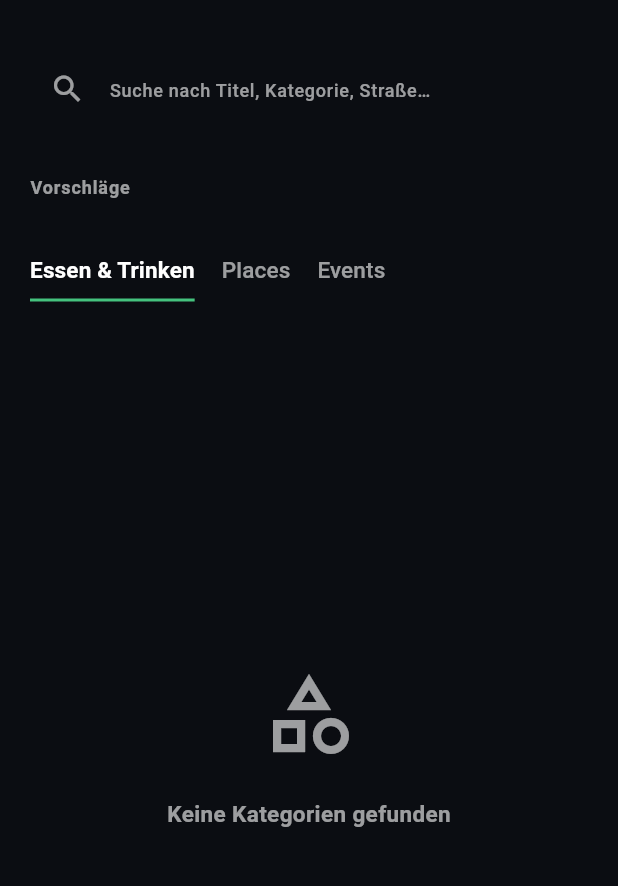
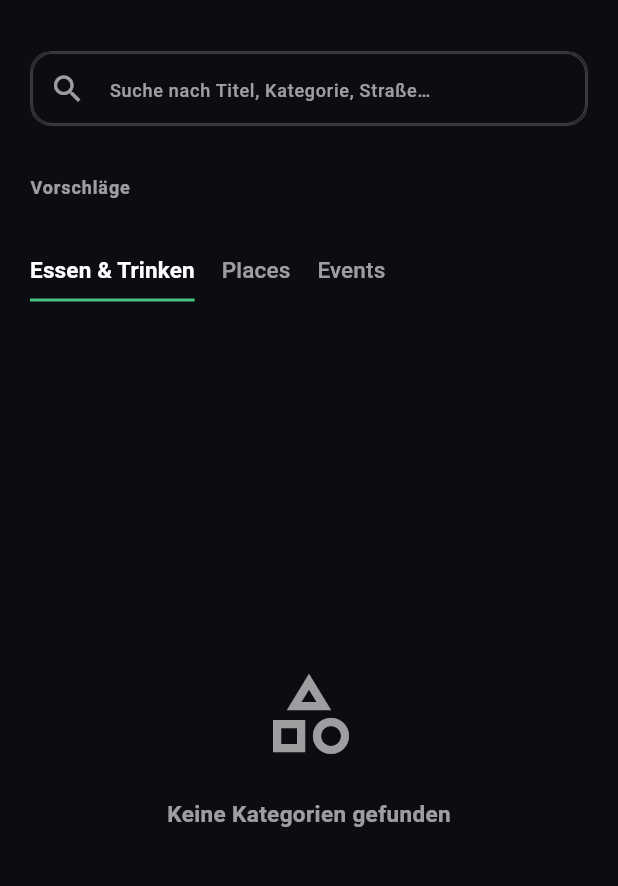
Before and after one commit to masdjedibelal-dotcom/loclspot, a Flutter app: the SearchEntryScreen screen opened directly with empty values, on a phone screen of 412 x 824 dp, the part 63-949 px from its top. Run offline on Flutter 3.47's test engine with Material 3 defaults, Android fonts, the phone set to English and light mode, and no system bars; our stand-ins replace cross_file, font_awesome_flutter, geolocator, google_generative_ai, google_maps_flutter, image_picker and 4 more; accounts and stored records are empty.

Commit message:
Add files via upload

```diff
--- a/lib/screens/search_entry_screen.dart
+++ b/lib/screens/search_entry_screen.dart
@@ -308,8 +308,9 @@ class _SearchEntryScreenState extends State<SearchEntryScreen>
                         controller: _controller,
                         hintText:
                             'Suche nach Titel, Kategorie, Straße…',
-                        borderColor: MingaTheme.borderStrong,
-                        focusedBorderColor: MingaTheme.borderStrong,
+                        borderColor: MingaTheme.textPrimary.withOpacity(0.18),
+                        focusedBorderColor:
+                            MingaTheme.textPrimary.withOpacity(0.18),
                         focusNode: _searchFocusNode,
                         textInputAction: TextInputAction.search,
                         prefixIcon: Icon(
@@ -423,7 +424,7 @@ class _SearchEntryScreenState extends State<SearchEntryScreen>
               SliverPersistentHeader(
                 pinned: true,
                 delegate: _SearchStickyHeaderDelegate(
-                  height: 140,
+                  height: 170,
                   child: Padding(
                     padding: const EdgeInsets.fromLTRB(20, 0, 20, 12),
                     child: Column(
@@ -432,8 +433,9 @@ class _SearchEntryScreenState extends State<SearchEntryScreen>
                           controller: _controller,
                           hintText:
                               'Suche nach Titel, Kategorie, Straße…',
-                          borderColor: MingaTheme.borderStrong,
-                          focusedBorderColor: MingaTheme.borderStrong,
+                          borderColor: MingaTheme.textPrimary.withOpacity(0.18),
+                          focusedBorderColor:
+                              MingaTheme.textPrimary.withOpacity(0.18),
                           focusNode: _searchFocusNode,
                           textInputAction: TextInputAction.search,
                           prefixIcon: Icon(
@@ -474,6 +476,7 @@ class _SearchEntryScreenState extends State<SearchEntryScreen>
                             child: _buildFilterRow(),
                           ),
                         ),
+                        const SizedBox(height: 8),
                       ],
                     ),
                   ),
@@ -564,7 +567,7 @@ class _SearchEntryScreenState extends State<SearchEntryScreen>
       }
       return ListView.separated(
         padding: EdgeInsets.only(
-          top: 20,
+          top: 24,
           bottom: bottomNavSafePadding(context),
         ),
         itemCount: filtered.length,
@@ -592,7 +595,7 @@ class _SearchEntryScreenState extends State<SearchEntryScreen>
     }
     return ListView.separated(
       padding: EdgeInsets.only(
-        top: 20,
+        top: 24,
         bottom: bottomNavSafePadding(context),
       ),
       itemCount: filteredPlaces.length,
```
Also changed, not shown: lib/screens/stream_screen.dart (+40 -19 lines).
